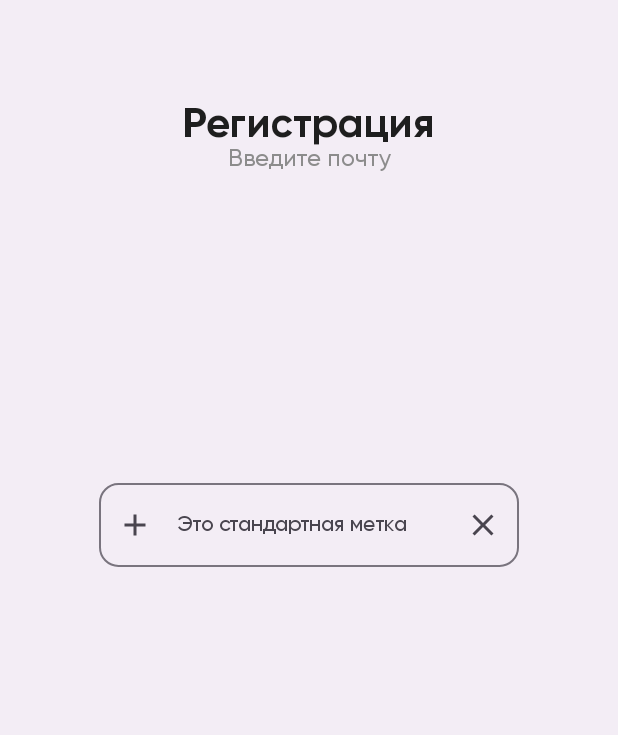
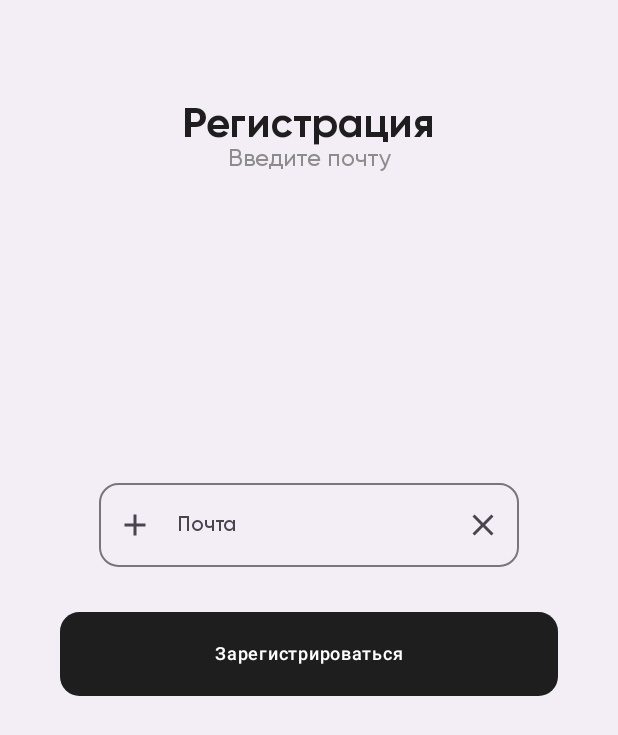
Before and after one commit to bullet-true/AndroidSprintLessons, an Android app built with Jetpack Compose: the screen it shows after launch (MainActivity), on a phone screen of 412 x 824 dp. Shown: the top 735 px of the screen. Run offline under Robolectric (Android 15) with nearby library versions, the phone set to English and light mode, and no system bars.

Commit message:
ASL-10: implement registration logic, callbacks

```diff
--- a/app/src/main/java/com/zerocool/androidsprintlessons/MainActivity.kt
+++ b/app/src/main/java/com/zerocool/androidsprintlessons/MainActivity.kt
@@ -2,39 +2,17 @@ package com.zerocool.androidsprintlessons
 
 
 import android.os.Bundle
-import android.util.Patterns.EMAIL_ADDRESS
 import androidx.activity.ComponentActivity
 import androidx.activity.compose.setContent
 import androidx.activity.enableEdgeToEdge
 import androidx.compose.foundation.layout.Column
 import androidx.compose.foundation.layout.PaddingValues
-import androidx.compose.foundation.layout.Spacer
 import androidx.compose.foundation.layout.fillMaxSize
-import androidx.compose.foundation.layout.fillMaxWidth
-import androidx.compose.foundation.layout.height
 import androidx.compose.foundation.layout.padding
-import androidx.compose.foundation.shape.RoundedCornerShape
-import androidx.compose.material.icons.Icons
-import androidx.compose.material.icons.filled.Add
-import androidx.compose.material.icons.filled.Clear
-import androidx.compose.material3.Button
-import androidx.compose.material3.Icon
-import androidx.compose.material3.IconButton
-import androidx.compose.material3.MaterialTheme
-import androidx.compose.material3.OutlinedTextField
 import androidx.compose.material3.Scaffold
-import androidx.compose.material3.Text
-import androidx.compose.runtime.Composable
-import androidx.compose.runtime.getValue
-import androidx.compose.runtime.mutableStateOf
-import androidx.compose.runtime.remember
-import androidx.compose.runtime.setValue
 import androidx.compose.ui.Alignment
 import androidx.compose.ui.Modifier
-import androidx.compose.ui.graphics.Color
-import androidx.compose.ui.tooling.preview.Preview
-import androidx.compose.ui.unit.dp
-import com.zerocool.androidsprintlessons.ui.StudyAppHeader
+import com.zerocool.androidsprintlessons.ui.RegistrationScreen
 import com.zerocool.androidsprintlessons.ui.theme.AndroidSprintLessonsTheme
 
 
@@ -53,13 +31,7 @@ class MainActivity : ComponentActivity() {
                                 .padding(innerPadding)
                                 .fillMaxSize(),
                         ) {
-                            Spacer(Modifier.height(70.dp))
-                            StudyAppHeader(
-                                title = "Регистрация",
-                                subtitle = "Введите почту"
-                            )
-                            Spacer(Modifier.height(200.dp))
-                            CheckEmailField()
+                            RegistrationScreen()
                         }
                     }
                 )
@@ -67,76 +39,3 @@ class MainActivity : ComponentActivity() {
         }
     }
 }
-
-@Composable
-@Preview(showBackground = true)
-fun CheckEmailField() {
-    var textState by remember { mutableStateOf("") }
-    var errorState by remember { mutableStateOf("") }
-
-    OutlinedTextField(
-        value = textState,
-        onValueChange = {
-            textState = it
-            errorState = if (EMAIL_ADDRESS.matcher(it).matches()) "" else "Некорректный email"
-        },
-        shape = RoundedCornerShape(13.dp),
-        textStyle = MaterialTheme.typography.headlineMedium,
-        placeholder = {
-            Text(
-                text = "Заранее отображаемый текст",
-                style = MaterialTheme.typography.headlineMedium,
-                color = Color.Gray,
-            )
-        },
-        singleLine = true, // в одну строку
-        label = {
-            Text(
-                text = if (errorState.isEmpty()) "Это стандартная метка" else errorState,
-                style = MaterialTheme.typography.headlineSmall
-            )
-        },
-        trailingIcon = {
-            IconButton(
-                onClick = {
-                    textState = ""
-                    errorState = ""
-                }
-            ) {
-                Icon(
-                    imageVector = Icons.Filled.Clear,
-                    contentDescription = "Иконка очистки поля"
-                )
-            }
-        },
-        leadingIcon = {
-            IconButton(
-                onClick = {}
-            ) {
-                Icon(
-                    imageVector = Icons.Filled.Add,
-                    contentDescription = "Иконка Add"
-                )
-            }
-        },
-        isError = errorState.isNotEmpty()
-    )
-}
-
-@Composable
-@Preview
-fun PrimaryButton() {
-    Button(
-        shape = RoundedCornerShape(13.dp),
-        onClick = {},
-        modifier = Modifier
-            .height(56.dp)
-            .padding(40.dp, 0.dp)
-            .fillMaxWidth()
-    ) {
-        Text(
-            text = "Зарегистрироваться",
-            style = MaterialTheme.typography.labelMedium
-        )
-    }
-}
--- /dev/null
+++ b/app/src/main/java/com/zerocool/androidsprintlessons/ui/RegistrationScreen.kt
@@ -0,0 +1,159 @@
+package com.zerocool.androidsprintlessons.ui
+
+import android.util.Log
+import android.util.Patterns.EMAIL_ADDRESS
+import androidx.compose.foundation.layout.Spacer
+import androidx.compose.foundation.layout.fillMaxWidth
+import androidx.compose.foundation.layout.height
+import androidx.compose.foundation.layout.padding
+import androidx.compose.foundation.shape.RoundedCornerShape
+import androidx.compose.material.icons.Icons
+import androidx.compose.material.icons.filled.Add
+import androidx.compose.material.icons.filled.Clear
+import androidx.compose.material3.Button
+import androidx.compose.material3.Icon
+import androidx.compose.material3.IconButton
+import androidx.compose.material3.MaterialTheme
+import androidx.compose.material3.OutlinedTextField
+import androidx.compose.material3.Text
+import androidx.compose.runtime.Composable
+import androidx.compose.runtime.getValue
+import androidx.compose.runtime.mutableStateOf
+import androidx.compose.runtime.remember
+import androidx.compose.runtime.setValue
+import androidx.compose.ui.Modifier
+import androidx.compose.ui.draw.alpha
+import androidx.compose.ui.graphics.Color
+import androidx.compose.ui.unit.dp
+
+@Composable
+fun RegistrationScreen() {
+    var userEmail by remember { mutableStateOf("") }
+    var isEmailFormatValid by remember { mutableStateOf(true) }
+    var validationMessage by remember { mutableStateOf("") }
+
+    val testEmail = "123@ya.ru"
+
+    Spacer(Modifier.height(70.dp))
+    StudyAppHeader(
+        title = "Регистрация",
+        subtitle = "Введите почту"
+    )
+    Spacer(Modifier.height(200.dp))
+    CheckEmailField(
+        email = userEmail,
+        isEmailValid = isEmailFormatValid,
+        onEmailChange = {
+            userEmail = it
+            isEmailFormatValid = EMAIL_ADDRESS.matcher(it).matches()
+            validationMessage = if (!isEmailFormatValid) {
+                "Некорректный email"
+            } else {
+                ""
+            }
+        },
+        onClearClick = {
+            userEmail = ""
+            isEmailFormatValid = true
+            validationMessage = ""
+        }
+    )
+    Spacer(Modifier.height(30.dp))
+    PrimaryButton(
+        text = "Зарегистрироваться",
+        onRegisterClick = { it: String ->
+            validationMessage = if (userEmail.isEmpty() || !isEmailFormatValid) {
+                "Некорректный email"
+            } else if (userEmail == testEmail) {
+                "Такая почта уже существует"
+            } else {
+                "Регистрация успешно пройдена"
+            }
+
+            Log.i("!!!", "PrimaryButton: Нажата кнопка $it")
+        }
+    )
+    Spacer(Modifier.height(30.dp))
+    Text(
+        text = validationMessage,
+        style = MaterialTheme.typography.bodyLarge,
+        color = if (validationMessage.contains("успешно")) Color.DarkGray else Color.Red,
+        modifier = Modifier.alpha(if (validationMessage.isNotEmpty() && isEmailFormatValid) 1f else 0f),
+    )
+}
+
+@Composable
+fun CheckEmailField(
+    email: String,
+    isEmailValid: Boolean,
+    onEmailChange: (String) -> Unit,
+    onClearClick: () -> Unit,
+) {
+    OutlinedTextField(
+        value = email,
+        onValueChange = {
+            onEmailChange(it)
+        },
+        shape = RoundedCornerShape(13.dp),
+        textStyle = MaterialTheme.typography.headlineMedium,
+        placeholder = {
+            Text(
+                text = "Введите email",
+                style = MaterialTheme.typography.headlineMedium,
+                color = Color.Gray,
+            )
+        },
+        singleLine = true, // в одну строку
+        label = {
+            Text(
+                text = if (isEmailValid) "Почта" else "Некорректный email",
+                style = MaterialTheme.typography.headlineSmall
+            )
+        },
+        trailingIcon = {
+            IconButton(
+                onClick = {
+                    onClearClick()
+                },
+            ) {
+                Icon(
+                    imageVector = Icons.Filled.Clear,
+                    contentDescription = "Иконка очистки поля"
+                )
+            }
+        },
+        leadingIcon = {
+            IconButton(
+                onClick = {}
+            ) {
+                Icon(
+                    imageVector = Icons.Filled.Add,
+                    contentDescription = "Иконка Add"
+                )
+            }
+        },
+        isError = !isEmailValid && email.isNotEmpty(),
+    )
+}
+
+@Composable
+fun PrimaryButton(
+    text: String,
+    onRegisterClick: (String) -> Unit,
+) {
+    Button(
+        shape = RoundedCornerShape(13.dp),
+        onClick = {
+            onRegisterClick(text)
+        },
+        modifier = Modifier
+            .height(56.dp)
+            .padding(40.dp, 0.dp)
+            .fillMaxWidth()
+    ) {
+        Text(
+            text = text,
+            style = MaterialTheme.typography.labelMedium
+        )
+    }
+}
```
